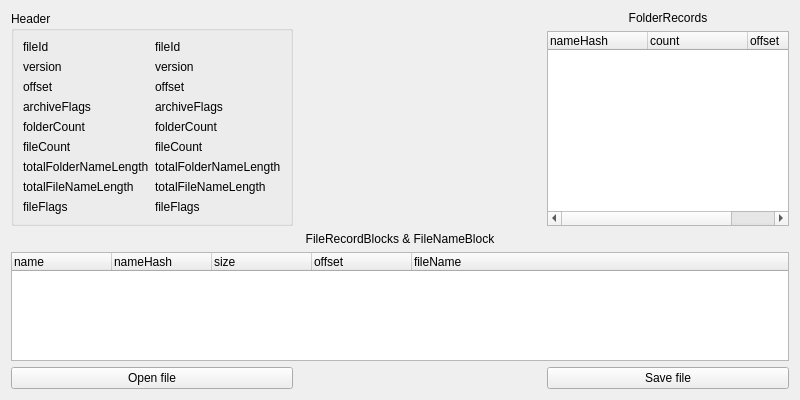
First picture: the form in OpenTES4Editor/TES4FilesUI/tes4filebsa_ui.ui, repository Yt-trium/OpenTES4Oblivion_01, before the edit.
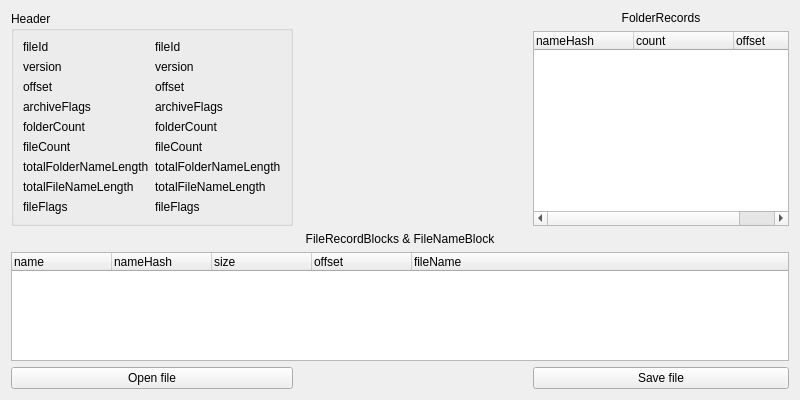
Second picture: the form after the edit.

Commit message: bsa files add wav file reading and some ui change

Diff of the .ui file:
```diff
--- a/OpenTES4Editor/TES4FilesUI/tes4filebsa_ui.ui
+++ b/OpenTES4Editor/TES4FilesUI/tes4filebsa_ui.ui
@@ -240,7 +240,7 @@
    <item row="1" column="2">
     <widget class="QTreeWidget" name="treeWidget_FolderRecords">
      <property name="sizeAdjustPolicy">
-      <enum>QAbstractScrollArea::AdjustToContents</enum>
+      <enum>QAbstractScrollArea::AdjustIgnored</enum>
      </property>
      <column>
       <property name="text">
```
The commit also changes 3 other files.
